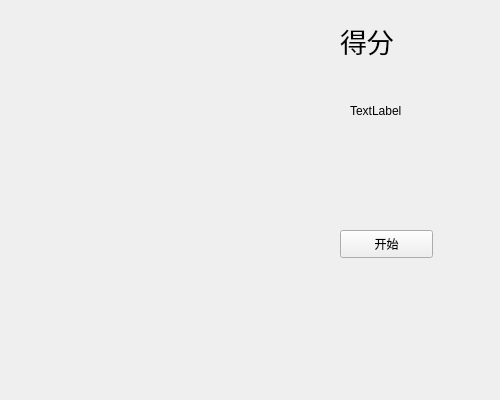
Qt form gamebox.ui (yangjianscut/snakeNew) before a commit.
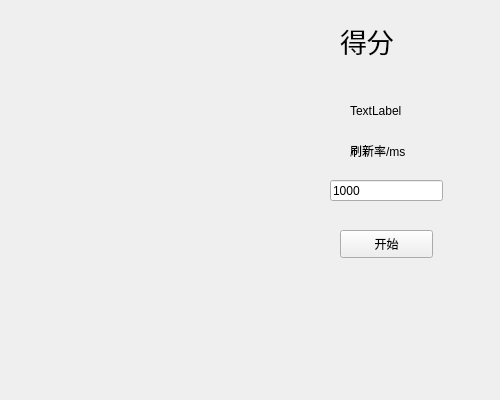
The same form after that commit.

Diff of the .ui file:
```diff
--- a/gamebox.ui
+++ b/gamebox.ui
@@ -57,6 +57,32 @@
     <string>开始</string>
    </property>
   </widget>
+  <widget class="QLabel" name="label_2">
+   <property name="geometry">
+    <rect>
+     <x>350</x>
+     <y>140</y>
+     <width>91</width>
+     <height>21</height>
+    </rect>
+   </property>
+   <property name="text">
+    <string>刷新率/ms</string>
+   </property>
+  </widget>
+  <widget class="QLineEdit" name="speed">
+   <property name="geometry">
+    <rect>
+     <x>330</x>
+     <y>180</y>
+     <width>113</width>
+     <height>21</height>
+    </rect>
+   </property>
+   <property name="text">
+    <string>1000</string>
+   </property>
+  </widget>
  </widget>
  <resources/>
  <connections/>
```
